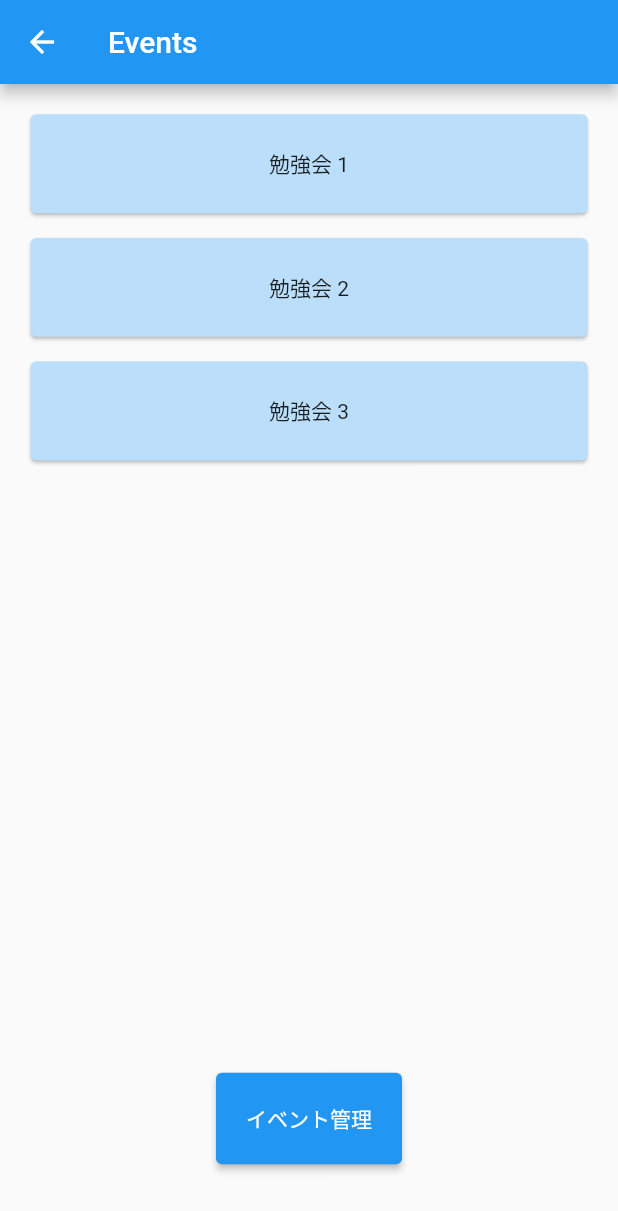
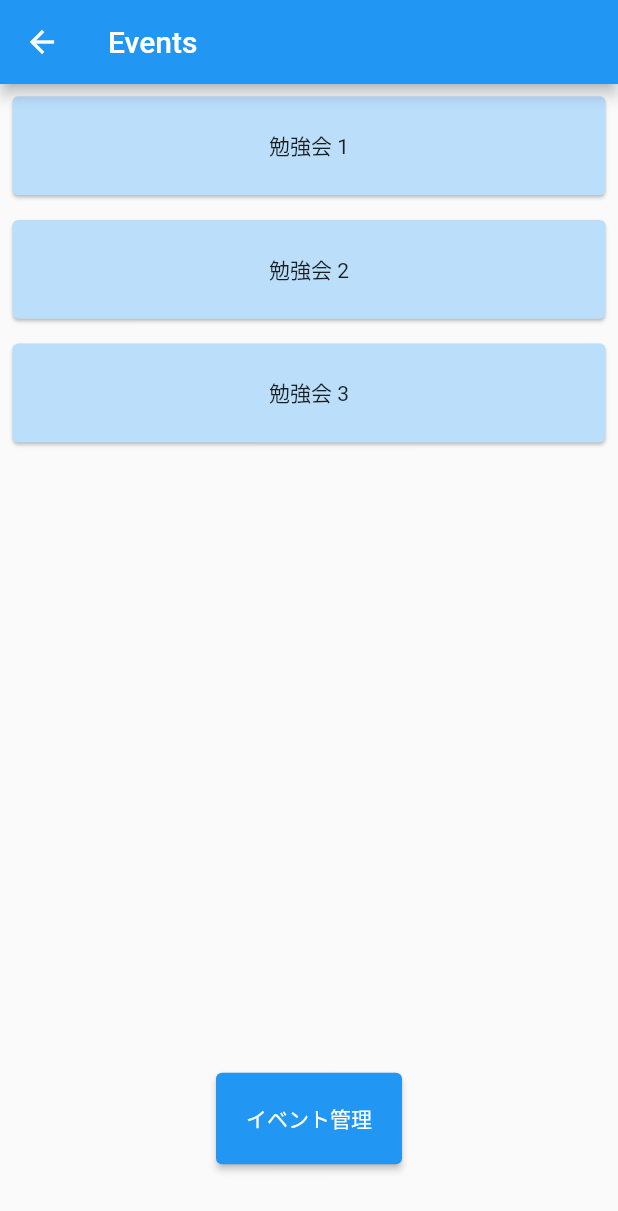
Before and after one commit to yotubarail/flutter_alpha, a Flutter app: the Events screen opened by its route, on a phone screen of 412 x 824 dp. Shown: the top 1211 px of the screen. Run offline on Flutter 3.47's test engine with Material 2 defaults, Android fonts, the phone set to English and light mode, and no system bars.

Commit message:
無駄なpadding削除、Container→SizedBoxへ変更

```diff
--- a/lib/main.dart
+++ b/lib/main.dart
@@ -81,11 +81,9 @@ class _EventsState extends State<Events> {
       body: Column(
         mainAxisSize: MainAxisSize.min,
         children: [
-          Container(
+          SizedBox(
             height: listAreaHeight,
-            padding: const EdgeInsets.all(4),
             child: ListView(
-              padding: const EdgeInsets.all(8),
               children: <Widget>[
                 Card(
                   margin: EdgeInsets.all(listItemMargin),
```
